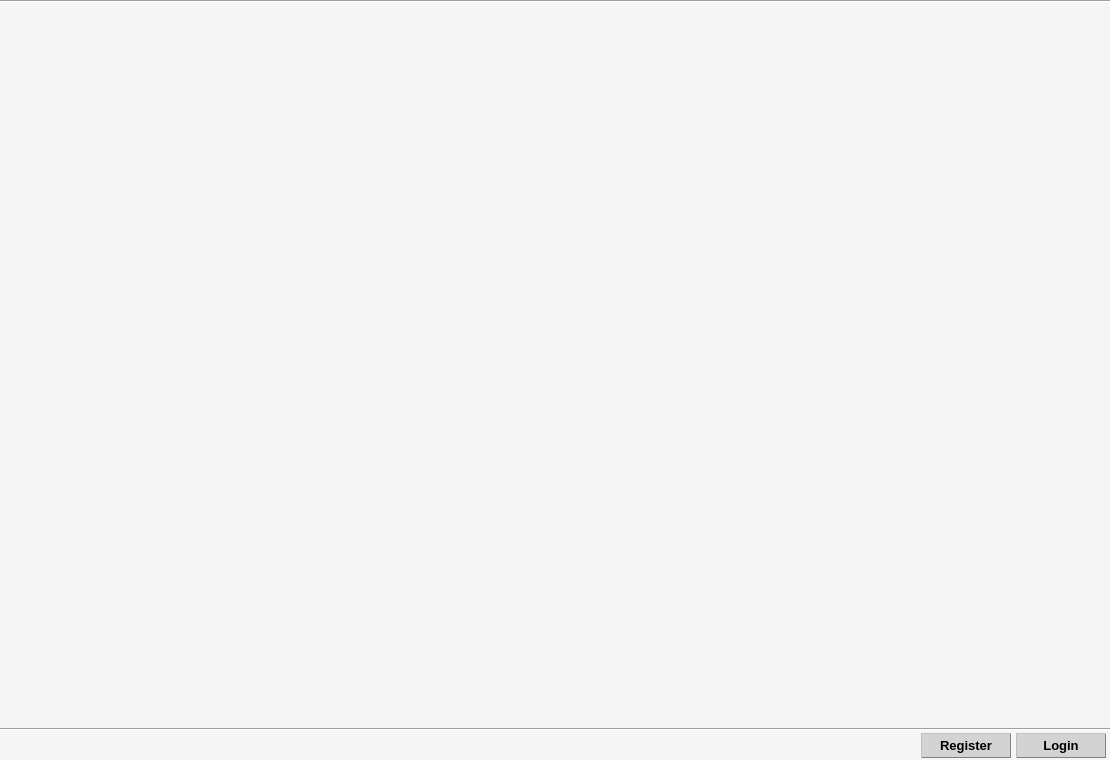
qvinn/RHE, file CLIENT/RHE_Client/mainwindow.ui: the form before one commit.
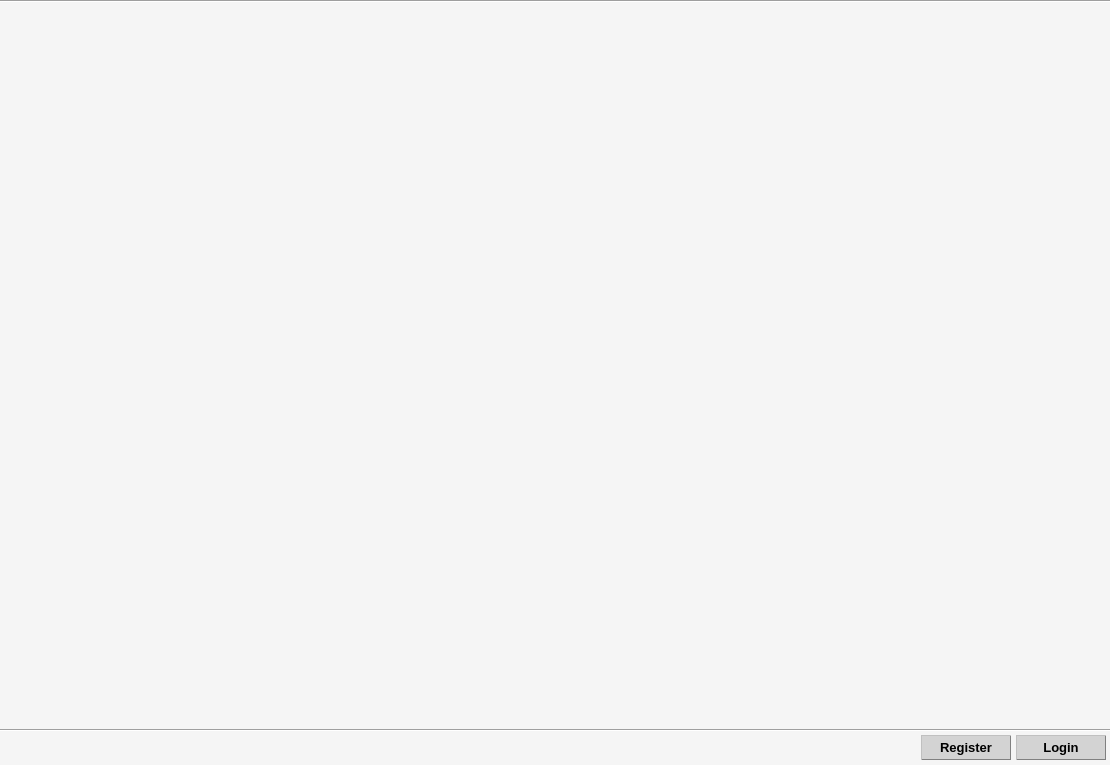
The form after the commit. The open tabs and pages were chosen to show the change.

Commit message: UI Fixes; "debug_not_started" - packet connected

```diff
--- a/CLIENT/RHE_Client/mainwindow.ui
+++ b/CLIENT/RHE_Client/mainwindow.ui
@@ -7,7 +7,7 @@
     <x>0</x>
     <y>0</y>
     <width>1110</width>
-    <height>760</height>
+    <height>765</height>
    </rect>
   </property>
   <property name="minimumSize">
@@ -117,16 +117,22 @@
       <x>0</x>
       <y>730</y>
       <width>1111</width>
-      <height>31</height>
+      <height>35</height>
      </rect>
     </property>
     <layout class="QHBoxLayout" name="horizontalLayout_login">
      <property name="spacing">
       <number>5</number>
      </property>
+     <property name="topMargin">
+      <number>5</number>
+     </property>
      <property name="rightMargin">
       <number>5</number>
      </property>
+     <property name="bottomMargin">
+      <number>5</number>
+     </property>
      <item>
       <spacer name="horizontalSpacer">
        <property name="orientation">
@@ -746,6 +752,18 @@
      </item>
      <item>
       <widget class="Line" name="line_2">
+       <property name="minimumSize">
+        <size>
+         <width>0</width>
+         <height>2</height>
+        </size>
+       </property>
+       <property name="maximumSize">
+        <size>
+         <width>16777215</width>
+         <height>2</height>
+        </size>
+       </property>
        <property name="orientation">
         <enum>Qt::Horizontal</enum>
        </property>
```
Left out of the diff: 2 changed lines with no effect on the pictures. The commit also changes 4 other files.
